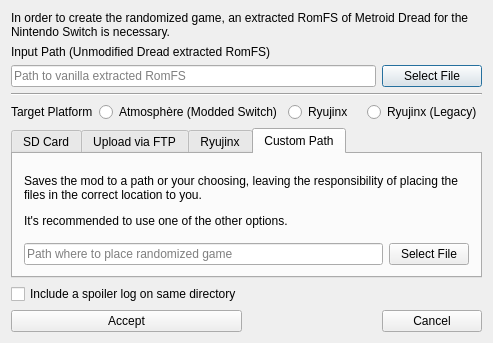
Old version of the form randovania/gui/ui_files/dread_game_export_dialog.ui in the repository randovania/randovania.
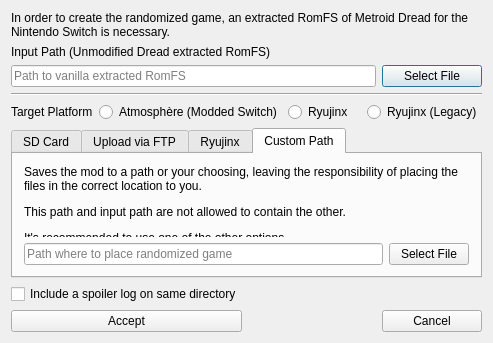
New version of the form. The open tabs and pages were chosen to show the change.

Commit message: Dread: check for intersection between input and output path

Diff of the .ui file:
```diff
--- a/randovania/gui/ui_files/dread_game_export_dialog.ui
+++ b/randovania/gui/ui_files/dread_game_export_dialog.ui
@@ -254,7 +254,7 @@
        <item row="0" column="0" colspan="2">
         <widget class="QLabel" name="custom_path_label">
          <property name="text">
-          <string>&lt;html&gt;&lt;head/&gt;&lt;body&gt;&lt;p&gt;Saves the mod to a path or your choosing, leaving the responsibility of placing the files in the correct location to you.&lt;/p&gt;&lt;p&gt;It's recommended to use one of the other options.&lt;/p&gt;&lt;/body&gt;&lt;/html&gt;</string>
+          <string>&lt;html&gt;&lt;head/&gt;&lt;body&gt;&lt;p&gt;Saves the mod to a path or your choosing, leaving the responsibility of placing the files in the correct location to you.&lt;/p&gt;&lt;p&gt;This path and input path are not allowed to contain the other.&lt;/p&gt;&lt;p&gt;It's recommended to use one of the other options.&lt;/p&gt;&lt;/body&gt;&lt;/html&gt;</string>
          </property>
          <property name="wordWrap">
           <bool>true</bool>
```
The commit also changes 3 other files.
